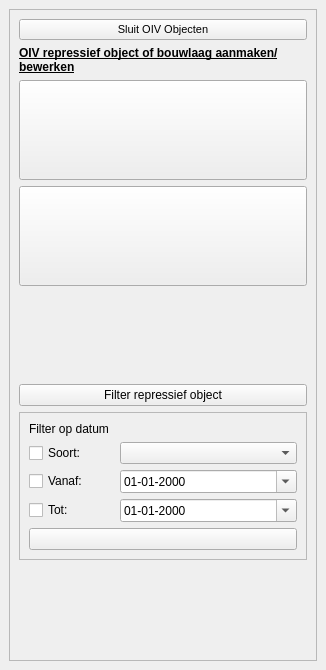
The window that plugin/oiv/oiv_base_widget.ui (OIV-NL-QGIS/QGIS_project) describes before a commit, drawn with Qt 5.
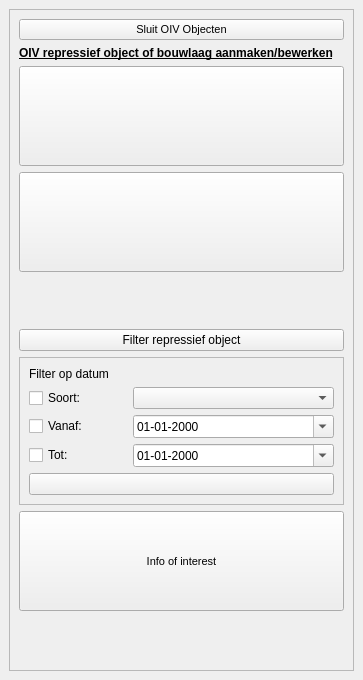
The same window after the commit. Icons and pictures are not drawn.

Commit message:
update werkvoorraad and create points of interest
- multi select on mapcanvas and table
- point, line and label layers without relation to bouwlaag or object

Patch:
```diff
--- a/plugin/oiv/oiv_base_widget.ui
+++ b/plugin/oiv/oiv_base_widget.ui
@@ -6,8 +6,8 @@
    <rect>
     <x>0</x>
     <y>0</y>
-    <width>326</width>
-    <height>670</height>
+    <width>363</width>
+    <height>680</height>
    </rect>
   </property>
   <property name="features">
@@ -28,8 +28,8 @@
         <rect>
          <x>0</x>
          <y>0</y>
-         <width>306</width>
-         <height>628</height>
+         <width>343</width>
+         <height>638</height>
         </rect>
        </property>
        <layout class="QVBoxLayout" name="verticalLayout_2">
@@ -250,6 +250,41 @@
             </layout>
            </widget>
           </item>
+          <item>
+           <widget class="QPushButton" name="info_of_interest">
+            <property name="sizePolicy">
+             <sizepolicy hsizetype="Minimum" vsizetype="Preferred">
+              <horstretch>0</horstretch>
+              <verstretch>0</verstretch>
+             </sizepolicy>
+            </property>
+            <property name="minimumSize">
+             <size>
+              <width>0</width>
+              <height>100</height>
+             </size>
+            </property>
+            <property name="font">
+             <font>
+              <pointsize>8</pointsize>
+              <weight>50</weight>
+              <bold>false</bold>
+             </font>
+            </property>
+            <property name="text">
+             <string>Info of interest</string>
+            </property>
+            <property name="iconSize">
+             <size>
+              <width>200</width>
+              <height>100</height>
+             </size>
+            </property>
+            <property name="checkable">
+             <bool>false</bool>
+            </property>
+           </widget>
+          </item>
           <item>
            <spacer name="verticalSpacer_2">
             <property name="orientation">
```
The commit also changes 12 other files.
